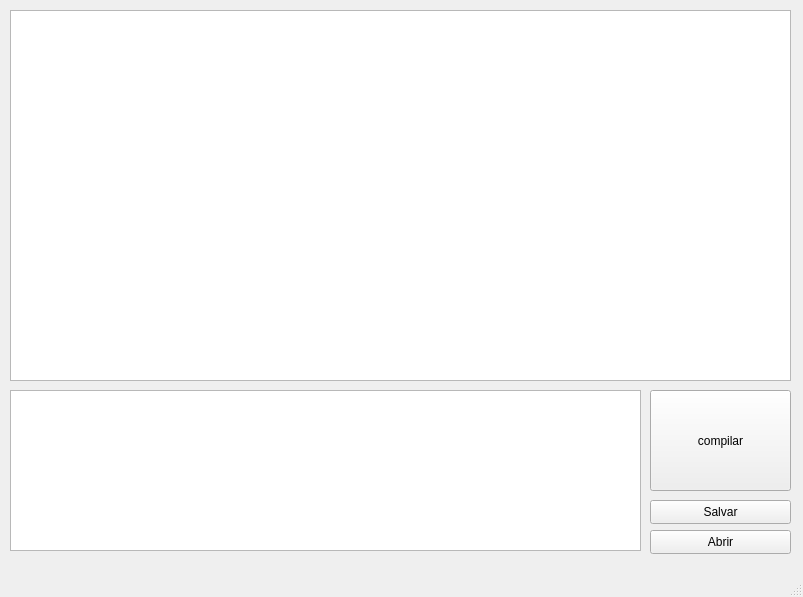
CarneiroGabriel/Compiladores, file mainwindow.ui: the form before one commit.
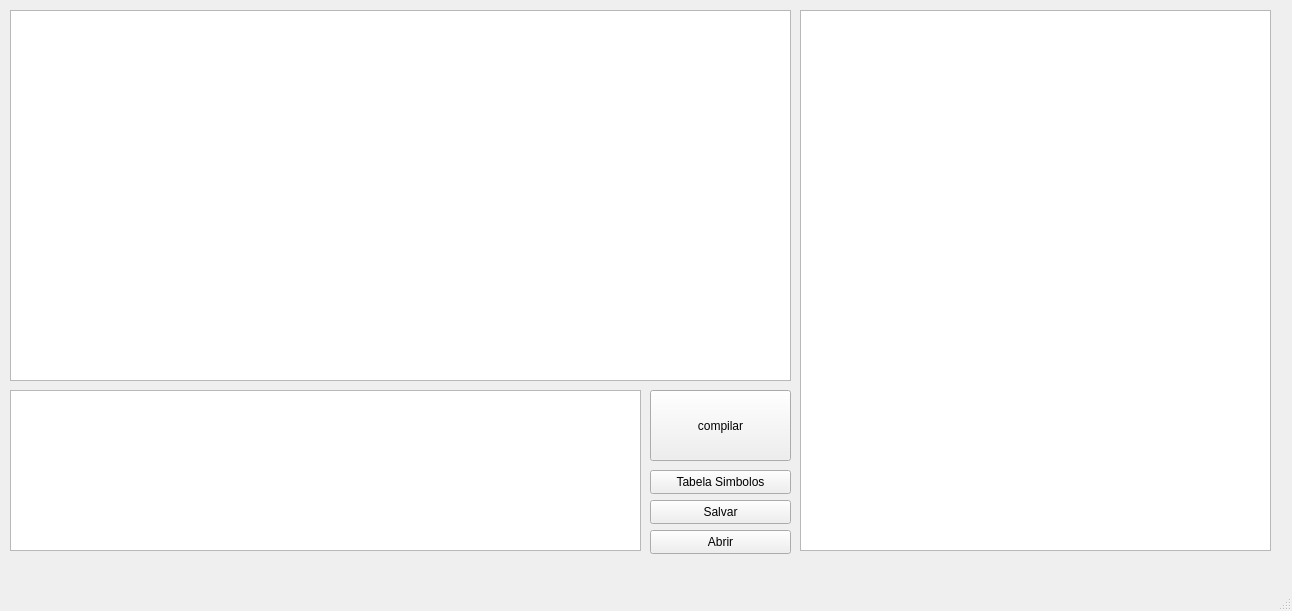
The form after the commit.

Patch:
```diff
--- a/mainwindow.ui
+++ b/mainwindow.ui
@@ -6,8 +6,8 @@
    <rect>
     <x>0</x>
     <y>0</y>
-    <width>803</width>
-    <height>597</height>
+    <width>1292</width>
+    <height>611</height>
    </rect>
   </property>
   <property name="windowTitle">
@@ -30,7 +30,7 @@
       <x>650</x>
       <y>390</y>
       <width>141</width>
-      <height>101</height>
+      <height>71</height>
      </rect>
     </property>
     <property name="text">
@@ -76,6 +76,32 @@
      <string>Abrir</string>
     </property>
    </widget>
+   <widget class="QPushButton" name="btnTabela">
+    <property name="geometry">
+     <rect>
+      <x>650</x>
+      <y>470</y>
+      <width>141</width>
+      <height>24</height>
+     </rect>
+    </property>
+    <property name="text">
+     <string>Tabela Simbolos</string>
+    </property>
+   </widget>
+   <widget class="QTextEdit" name="tabelaSimbolo">
+    <property name="geometry">
+     <rect>
+      <x>800</x>
+      <y>10</y>
+      <width>471</width>
+      <height>541</height>
+     </rect>
+    </property>
+    <property name="readOnly">
+     <bool>true</bool>
+    </property>
+   </widget>
   </widget>
   <widget class="QMenuBar" name="menubar">
    <property name="geometry">
```
Left out of the diff: 2 changed lines with no effect on the pictures.
